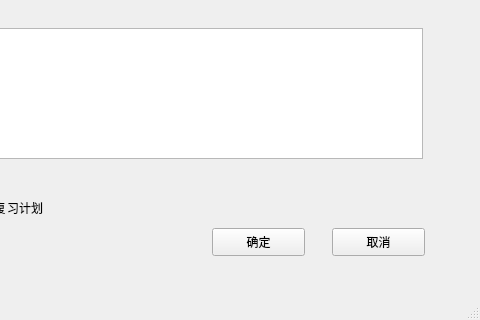
Qt form dict_edit.ui (huangshangi/dict) before a commit; both pictures show x 118 to 598 and y 162 to 482 of the 598 by 482 pixel window.
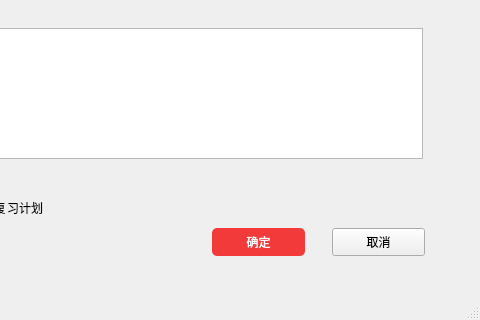
The same form after that commit.

The edit to the form file:
```diff
--- a/dict_edit.ui
+++ b/dict_edit.ui
@@ -144,6 +144,26 @@
       <height>28</height>
      </rect>
     </property>
+    <property name="styleSheet">
+     <string notr="true">QPushButton#dict_edit_button_sure{
+        background-color: rgb(242, 58, 58);
+        color:#fff;
+		
+        border-radius:5px;
+}
+
+QPushButton#dict_edit_button_sure::hover{
+        background-color: rgb(247, 84, 84);
+        color:#fff;
+        border-radius:5px;
+        }
+
+
+
+
+
+</string>
+    </property>
     <property name="text">
      <string>确定</string>
     </property>
```
